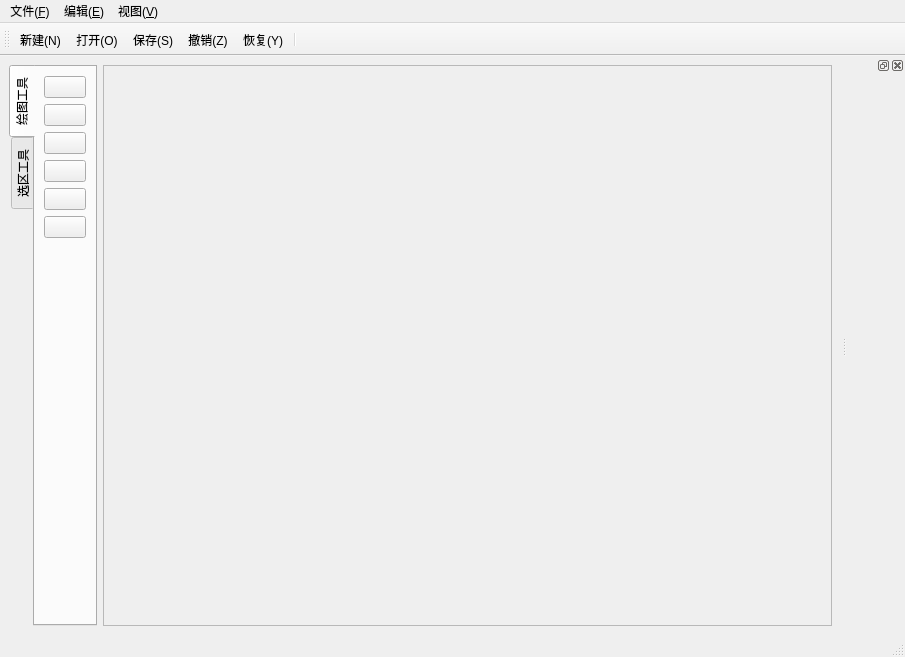
The window that mainwindow.ui (moranhei/app_imgprocess) describes before a commit, drawn with Qt 5.
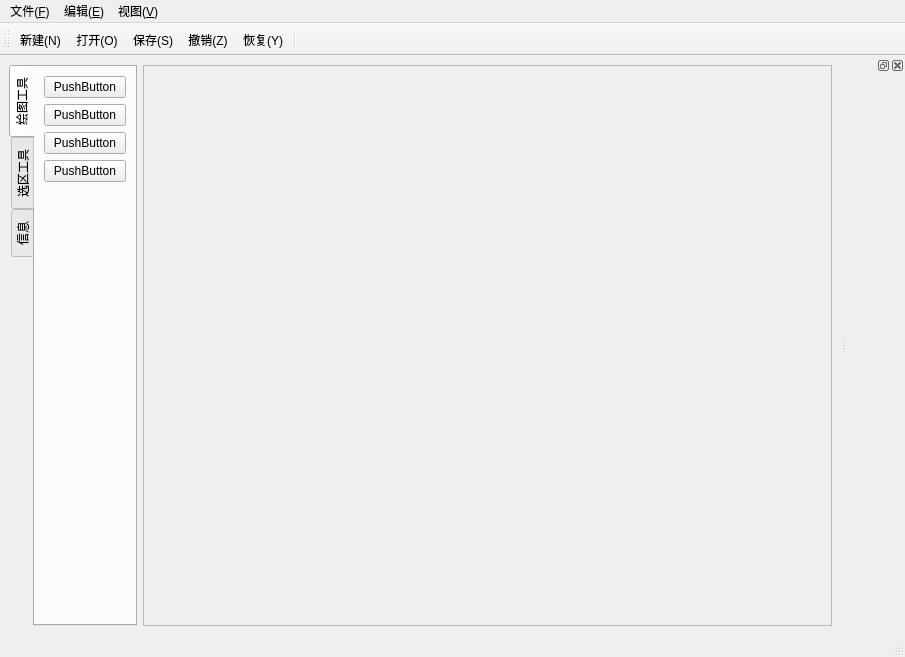
The same window after the commit. The open tabs and pages were chosen to show the change. Icons and pictures are not drawn.

The edit to the form file:
```diff
--- a/mainwindow.ui
+++ b/mainwindow.ui
@@ -20,6 +20,9 @@
    <string>MainWindow</string>
   </property>
   <widget class="QWidget" name="centralwidget">
+   <property name="enabled">
+    <bool>true</bool>
+   </property>
    <layout class="QHBoxLayout" name="horizontalLayout" stretch="1,25">
     <item>
      <widget class="QTabWidget" name="tabWidget">
@@ -36,6 +39,58 @@
        <attribute name="title">
         <string>绘图工具</string>
        </attribute>
+       <layout class="QVBoxLayout" name="verticalLayout_6">
+        <item>
+         <layout class="QVBoxLayout" name="verticalLayout_5">
+          <item>
+           <widget class="QPushButton" name="btnLineDraw">
+            <property name="text">
+             <string>PushButton</string>
+            </property>
+           </widget>
+          </item>
+          <item>
+           <widget class="QPushButton" name="btnCurveDraw">
+            <property name="text">
+             <string>PushButton</string>
+            </property>
+           </widget>
+          </item>
+          <item>
+           <widget class="QPushButton" name="btnCircleDraw">
+            <property name="text">
+             <string>PushButton</string>
+            </property>
+           </widget>
+          </item>
+          <item>
+           <widget class="QPushButton" name="btnRectangleDraw">
+            <property name="text">
+             <string>PushButton</string>
+            </property>
+           </widget>
+          </item>
+         </layout>
+        </item>
+        <item>
+         <spacer name="verticalSpacer_3">
+          <property name="orientation">
+           <enum>Qt::Vertical</enum>
+          </property>
+          <property name="sizeHint" stdset="0">
+           <size>
+            <width>20</width>
+            <height>40</height>
+           </size>
+          </property>
+         </spacer>
+        </item>
+       </layout>
+      </widget>
+      <widget class="QWidget" name="tab_2">
+       <attribute name="title">
+        <string>选区工具</string>
+       </attribute>
        <layout class="QVBoxLayout" name="verticalLayout_3">
         <item>
          <layout class="QVBoxLayout" name="verticalLayout_2">
@@ -128,11 +183,11 @@
         </item>
        </layout>
       </widget>
-      <widget class="QWidget" name="tab_2">
+      <widget class="QWidget" name="tab_3">
        <attribute name="title">
-        <string>选区工具</string>
+        <string>信息</string>
        </attribute>
-       <layout class="QVBoxLayout" name="verticalLayout_5">
+       <layout class="QVBoxLayout" name="verticalLayout">
         <item>
          <layout class="QVBoxLayout" name="verticalLayout_4">
           <item>
@@ -173,7 +228,7 @@
           <property name="sizeHint" stdset="0">
            <size>
             <width>20</width>
-            <height>40</height>
+            <height>461</height>
            </size>
           </property>
          </spacer>
```
Left out of the diff: 2 changed lines with no effect on the pictures.
